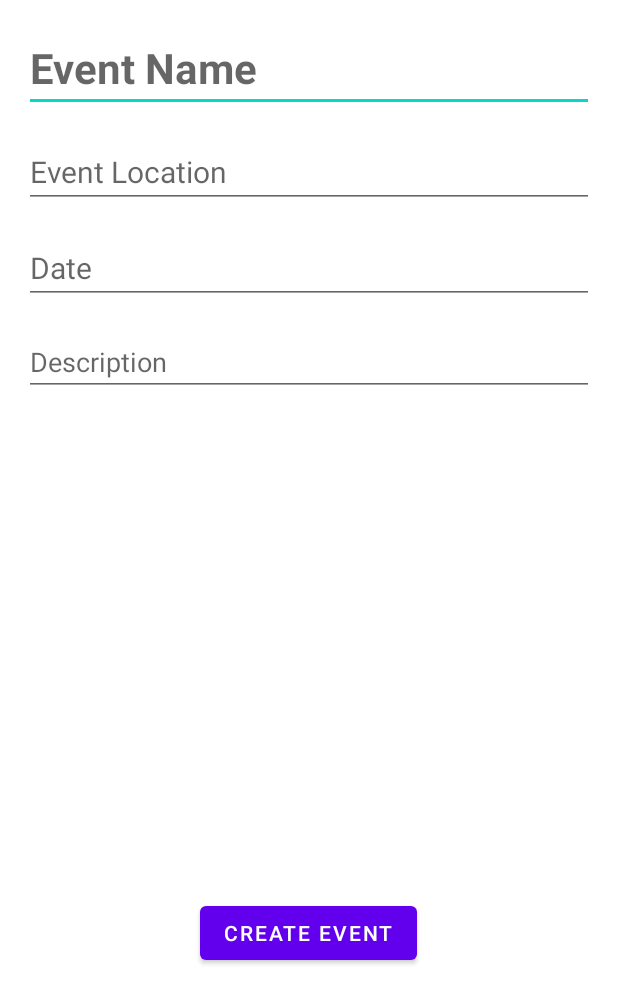
After one commit to CMPUT301W24T40/Circle, an Android app: the CreateEventActivity screen opened directly, with no data from a screen before it, on a phone screen of 412 x 824 dp. The commit adds this screen. Shown: the top 1004 px of the screen. Run offline under Robolectric (Android 15) with nearby library versions, the phone set to English and light mode, and no system bars; our stand-ins replace Firebase (no records; nobody signed in at launch, a user with empty details on screens opened directly); pictures from the network do not load.

Commit message:
Added the class and layout file for createEventActivity. As of rn, you can create an event, but there's no functionality after that, so that is what i will do next

```diff
--- /dev/null
+++ b/app/src/main/java/com/example/circleapp/CreateEventActivity.java
@@ -0,0 +1,77 @@
+package com.example.circleapp;
+
+import android.app.Activity;
+import android.content.Intent;
+import android.net.Uri;
+import android.os.Bundle;
+import android.widget.Button;
+import android.widget.EditText;
+import android.widget.ImageView;
+
+import androidx.activity.result.ActivityResultLauncher;
+import androidx.activity.result.contract.ActivityResultContracts;
+import androidx.appcompat.app.AppCompatActivity;
+
+import com.bumptech.glide.Glide;
+import com.bumptech.glide.request.RequestOptions;
+
+public class CreateEventActivity extends AppCompatActivity {
+    EditText eventNameEditText;
+    EditText locationEditText;
+    EditText dateEditText;
+    EditText timeEditText;
+    EditText descriptionEditText;
+    ImageView eventPoster;
+    Button confirmButton;
+    ActivityResultLauncher<Intent> imagePickLauncher;
+    Uri selectedImageUri;
+    FirebaseManager firebaseManager = FirebaseManager.getInstance();
+
+    @Override
+    protected void onCreate(Bundle savedInstanceState) {
+        super.onCreate(savedInstanceState);
+        setContentView(R.layout.activity_create_event);
+
+        eventNameEditText = findViewById(R.id.eventName_edit);
+        locationEditText = findViewById(R.id.location_edit);
+        dateEditText = findViewById(R.id.date_edit);
+        //timeEditText = findViewById(R.id.time_edit);
+        descriptionEditText = findViewById(R.id.description_edit);
+        eventPoster = findViewById((R.id.eventPoster_edit));
+        confirmButton = findViewById(R.id.create_event_button);
+
+        imagePickLauncher  = registerForActivityResult(new ActivityResultContracts.StartActivityForResult(),
+                result -> {
+                    if(result.getResultCode() == Activity.RESULT_OK){
+                        Intent data = result.getData();
+                        if(data!=null && data.getData()!=null) {
+                            selectedImageUri = data.getData();
+                            Glide.with(this).load(selectedImageUri).apply(RequestOptions.circleCropTransform()).into(eventPoster);
+                        }
+                    }
+                }
+        );
+
+        confirmButton.setOnClickListener(v -> {
+            String eventName = eventNameEditText.getText().toString();
+            String location = locationEditText.getText().toString();
+            String date = dateEditText.getText().toString();
+            String time = timeEditText.getText().toString();
+            String description = descriptionEditText.getText().toString();
+            String ID = firebaseManager.generateRandomID();
+
+            Event event = new Event(ID, eventName, location, date, time, description);
+
+            firebaseManager.addNewEvent(event);
+
+            Bundle bundle = new Bundle();
+            bundle.putParcelable("event", event);
+            Intent intent = new Intent();
+            intent.putExtras(bundle);
+
+            setResult(Activity.RESULT_OK, intent);
+
+            finish();
+        });
+    }
+}
--- a/app/src/main/java/com/example/circleapp/EventAdapter.java
+++ b/app/src/main/java/com/example/circleapp/EventAdapter.java
@@ -6,7 +6,6 @@ package com.example.circleapp;
 import android.view.LayoutInflater;
 import android.view.View;
 import android.view.ViewGroup;
-import android.widget.AdapterView;
 import android.widget.ImageView;
 import android.widget.TextView;
 
@@ -39,7 +38,7 @@ public class EventAdapter extends RecyclerView.Adapter<EventAdapter.EventViewHol
         Event event = events.get(position);
         holder.eventTitle.setText(event.getEventName());
         holder.eventDescription.setText(event.getDescription());
-        holder.eventPoster.setImageDrawable(holder.itemView.getContext().getDrawable(event.getEventPoster()));
+        //holder.eventPoster.setImageDrawable(holder.itemView.getContext().getDrawable(event.getEventPoster()));
 
         holder.itemView.setOnClickListener(view -> {
             if (listener != null) {
--- a/app/src/main/java/com/example/circleapp/MakeProfileActivity.java
+++ b/app/src/main/java/com/example/circleapp/MakeProfileActivity.java
@@ -70,7 +70,7 @@ public class MakeProfileActivity extends AppCompatActivity {
             String lastName = lastNameEditText.getText().toString();
             String phoneNumber = phoneNumberEditText.getText().toString();
             String email = emailEditText.getText().toString();
-            String ID = firebaseManager.generateRandomUserId();
+            String ID = firebaseManager.generateRandomID();
             boolean isGeoEnabled = geolocationEditText.isChecked();
 
             // Creates a new user! But need to figure out how we'll be able to edit
--- a/app/src/main/java/com/example/circleapp/YourEventsFragment.java
+++ b/app/src/main/java/com/example/circleapp/YourEventsFragment.java
@@ -53,7 +53,7 @@ public class YourEventsFragment extends Fragment {
     private List<Event> getEvents() {
         // Use dummy data for now
         List<Event> events = new ArrayList<>();
-        events.add(new Event("Event 1", "Location 1", "Date 1", "Time 1", "Description 1", R.drawable.event_image_dummy ));
+        events.add(new Event("321", "Event 1", "Location 1", "Date 1", "Time 1", "Description 1"));
         return events;
     }
 
--- /dev/null
+++ b/app/src/main/res/layout/activity_create_event.xml
@@ -0,0 +1,65 @@
+<?xml version="1.0" encoding="utf-8"?>
+<RelativeLayout xmlns:android="http://schemas.android.com/apk/res/android"
+    xmlns:tools="http://schemas.android.com/tools"
+    android:layout_width="match_parent"
+    android:layout_height="match_parent"
+    android:padding="16dp">
+
+    <EditText
+        android:id="@+id/eventName_edit"
+        android:layout_width="match_parent"
+        android:layout_height="wrap_content"
+        android:hint="Event Name"
+        android:inputType="text"
+        android:textSize="28sp"
+        android:textStyle="bold"
+        android:layout_marginBottom="16dp"/>
+
+    <EditText
+        android:id="@+id/location_edit"
+        android:layout_width="match_parent"
+        android:layout_height="wrap_content"
+        android:layout_below="@id/eventName_edit"
+        android:hint="Event Location"
+        android:inputType="text"
+        android:textSize="20sp"
+        android:layout_marginBottom="16dp"/>
+
+    <EditText
+        android:id="@+id/date_edit"
+        android:layout_width="match_parent"
+        android:layout_height="wrap_content"
+        android:layout_below="@id/location_edit"
+        android:hint="Date"
+        android:inputType="text"
+        android:textSize="20sp"
+        android:layout_marginBottom="16dp"/>
+
+    <EditText
+        android:id="@+id/description_edit"
+        android:layout_width="match_parent"
+        android:layout_height="wrap_content"
+        android:layout_below="@id/date_edit"
+        android:hint="Description"
+        android:inputType="text"
+        android:textSize="18sp"
+        android:layout_marginBottom="24dp"/>
+
+    <ImageView
+        android:id="@+id/eventPoster_edit"
+        android:layout_width="match_parent"
+        android:layout_height="wrap_content"
+        android:layout_below="@id/description_edit"
+        android:scaleType="fitCenter"
+        tools:srcCompat="@tools:sample/avatars" />
+
+    <Button
+        android:id="@+id/create_event_button"
+        android:layout_width="wrap_content"
+        android:layout_height="wrap_content"
+        android:layout_below="@id/eventPoster_edit"
+        android:layout_centerHorizontal="true"
+        android:layout_marginTop="310dp"
+        android:text="Create Event" />
+
+</RelativeLayout>
```
Also changed, not shown: app/src/main/AndroidManifest.xml (+9 -1 lines), app/src/main/java/com/example/circleapp/BrowseEventsFragment.java (+15 -17 lines), app/src/main/java/com/example/circleapp/Event.java (+71 -27 lines), app/src/main/java/com/example/circleapp/FirebaseManager.java (+17 -2 lines), app/src/main/res/layout/fragment_browse_events.xml (+10 -0 lines), app/src/main/res/layout/fragment_your_events.xml (+6 -4 lines).
